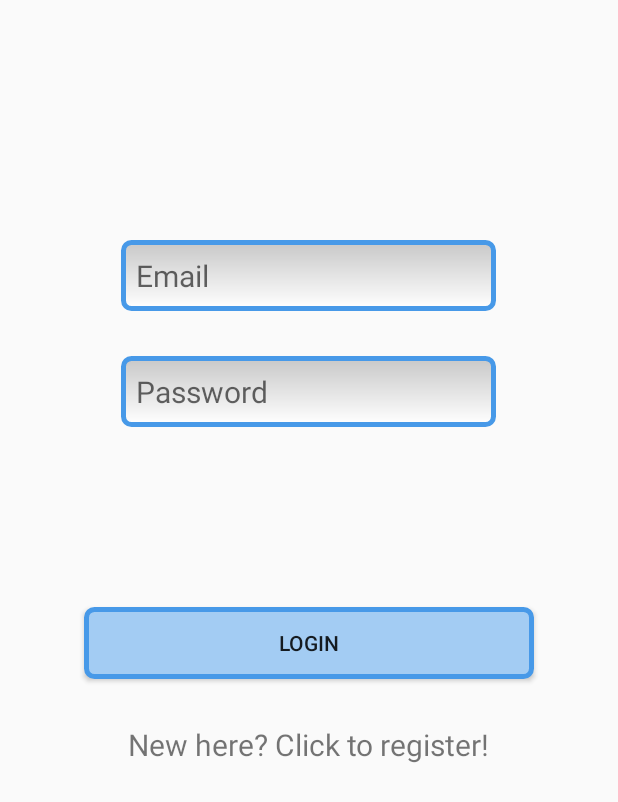
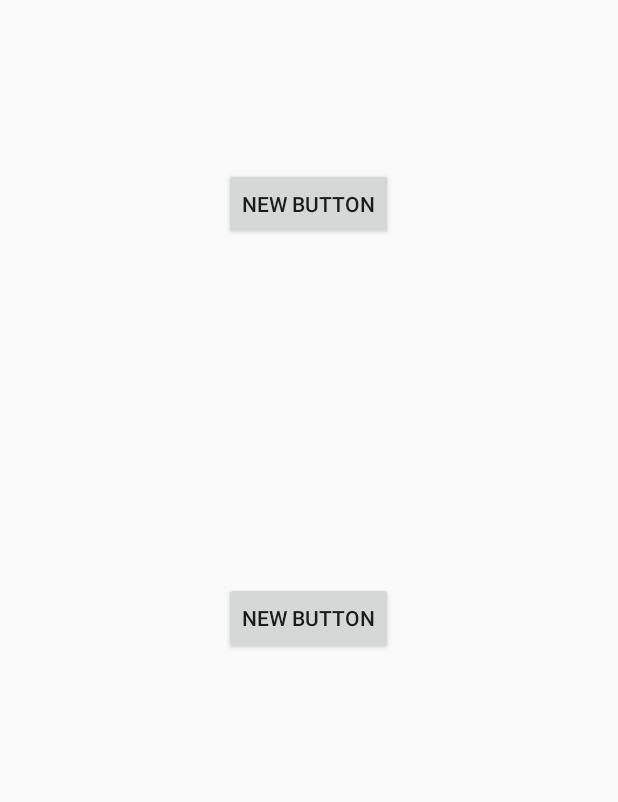
Before and after one commit to patrykmieczkowski/PartyRadar, an Android app: the screen it shows after launch (LoginActivity before the commit, MainActivity after it), after a tap on "LOGIN", on a phone screen of 412 x 824 dp. Shown: the top 802 px of the screen. Run offline under Robolectric (Android 15) with nearby library versions, the phone set to English and light mode, and no system bars; libraries missing offline, so code that uses them is left out: retrofit.client, retrofit.converter; 3 statements that could not run were skipped.

Commit message:
added MainActivity, more rest connections

```diff
--- a/app/build.gradle
+++ b/app/build.gradle
@@ -23,7 +23,8 @@ dependencies {
     compile fileTree(dir: 'libs', include: ['*.jar'])
     compile 'com.android.support:appcompat-v7:22.2.1'
     compile 'com.android.support:design:22.2.1'
-    compile 'com.squareup.retrofit:retrofit:2.0.0-beta2'
-    compile 'com.squareup.retrofit:converter-gson:2.0.0-beta2'
+//    compile 'com.squareup.retrofit:retrofit:2.0.0-beta2'
+//    compile 'com.squareup.retrofit:converter-gson:2.0.0-beta2'
+    compile 'com.squareup.retrofit:retrofit:1.9.0'
     compile 'io.reactivex:rxjava:1.0.10'
 }
--- a/app/src/main/java/com/mieczkowskidev/partyradar/Constants.java
+++ b/app/src/main/java/com/mieczkowskidev/partyradar/Constants.java
@@ -5,5 +5,8 @@ package com.mieczkowskidev.partyradar;
  */
 public class Constants {
 
-    public static final String BASE_URL = "";
+    public static final String BASE_URL = "http://ec2-52-28-35-135.eu-central-1.compute.amazonaws.com";
+
+    public static final int FRAGMENT_MAP = 0;
+    public static final int FRAGMENT_CREATE = 1;
 }
--- /dev/null
+++ b/app/src/main/java/com/mieczkowskidev/partyradar/Fragments/MapFragment.java
@@ -0,0 +1,22 @@
+package com.mieczkowskidev.partyradar.Fragments;
+
+import android.app.Fragment;
+import android.os.Bundle;
+import android.view.LayoutInflater;
+import android.view.View;
+import android.view.ViewGroup;
+
+import com.mieczkowskidev.partyradar.R;
+
+/**
+ * Created by Patryk Mieczkowski on 2015-11-08.
+ */
+public class MapFragment extends Fragment {
+
+    @Override
+    public View onCreateView(LayoutInflater inflater, ViewGroup container, Bundle savedInstanceState) {
+        View view = inflater.inflate(R.layout.fragment_map, container, false);
+
+        return view;
+    }
+}
--- a/app/src/main/java/com/mieczkowskidev/partyradar/LoginActivity.java
+++ b/app/src/main/java/com/mieczkowskidev/partyradar/LoginActivity.java
@@ -1,5 +1,6 @@
 package com.mieczkowskidev.partyradar;
 
+import android.content.Intent;
 import android.os.Bundle;
 import android.support.v7.app.AppCompatActivity;
 import android.text.TextUtils;
@@ -16,9 +17,9 @@ import com.google.gson.Gson;
 import com.google.gson.GsonBuilder;
 import com.mieczkowskidev.partyradar.Objects.User;
 
-import retrofit.GsonConverterFactory;
-import retrofit.Retrofit;
-import rx.Subscriber;
+import retrofit.Callback;
+import retrofit.RetrofitError;
+import retrofit.client.Response;
 
 /**
  * A login screen that offers login via email/password.
@@ -59,6 +60,8 @@ public class LoginActivity extends AppCompatActivity {
             changeVisibility(rePasswordEditText, GONE);
             changeVisibility(radarShortImage, GONE);
             changeVisibility(registerButton, VISIBLE);
+            clearEditText();
+            emailEditText.requestFocus();
         } else {
             super.onBackPressed();
         }
@@ -98,6 +101,8 @@ public class LoginActivity extends AppCompatActivity {
                 changeVisibility(rePasswordEditText, VISIBLE);
                 changeVisibility(radarShortImage, VISIBLE);
                 changeVisibility(registerButton, GONE);
+                clearEditText();
+                loginEditText.requestFocus();
             }
         });
     }
@@ -118,8 +123,22 @@ public class LoginActivity extends AppCompatActivity {
         }
     }
 
+    private void clearEditText() {
+        loginEditText.setText("");
+        loginEditText.setError(null);
+        emailEditText.setText("");
+        emailEditText.setError(null);
+        passwordEditText.setText("");
+        passwordEditText.setError(null);
+        rePasswordEditText.setText("");
+        rePasswordEditText.setError(null);
+
+    }
+
     private void loginFlow() {
         Toast.makeText(this, "Hello login here", Toast.LENGTH_SHORT).show();
+        logoutUser();
+        startMainActivity();
     }
 
     private void registerFlow() {
@@ -184,7 +203,7 @@ public class LoginActivity extends AppCompatActivity {
         }
     }
 
-    private void createUser(){
+    private void createUser() {
         Log.d(TAG, "createUser()");
 
         String username = loginEditText.getText().toString();
@@ -196,35 +215,86 @@ public class LoginActivity extends AppCompatActivity {
         registerUserOnServer(user);
     }
 
-    private void registerUserOnServer(User user){
+    private void registerUserOnServer(User user) {
         Log.d(TAG, "registerUserOnServer()");
 
-        Gson gson = new GsonBuilder().create();
+        RestClient restClient = new RestClient();
 
-        Retrofit retrofit = new Retrofit.Builder()
-                .baseUrl(Constants.BASE_URL)
-                .addConverterFactory(GsonConverterFactory.create(gson))
-                .build();
+        ServerInterface serverInterface = restClient.getRestAdapter().create(ServerInterface.class);
 
-        ServerInterface serverInterface = retrofit.create(ServerInterface.class);
-
-        serverInterface.registerUser(user)
-                .subscribe(new Subscriber<User>() {
+        serverInterface.registerUserRetro(user, new Callback<User>() {
             @Override
-                    public void onCompleted() {
-                        Log.d(TAG, "onCompleted registerUserOnServer");
+            public void success(User user, Response response) {
+                Log.d(TAG, "success() called with: " + "user = [" + user + "], response = [" + response + "]");
             }
 
             @Override
-                    public void onError(Throwable e) {
-                        Log.e(TAG, "onError registerUserOnServer");
+            public void failure(RetrofitError error) {
+                Log.e(TAG, "failure() called with: " + "error = [" + error.getUrl() + "]");
+
+            }
+        });
+
+//        Retrofit retrofit = new Retrofit.Builder()
+//                .baseUrl(Constants.BASE_URL)
+//                .addConverterFactory(GsonConverterFactory.create(gson))
+//                .build();
+//
+//        ServerInterface serverInterface = retrofit.create(ServerInterface.class);
+//
+//        Call<Response> call = serverInterface.logoutUser();
+//        call.enqueue(new Callback<Response>() {
+//            @Override
+//            public void onResponse(Response<Response> response, Retrofit retrofit) {
+//                Log.d(TAG, "onResponse registerUserOnServer: " + response.message() + ", " + response.code());
+//                Log.d(TAG, "onResponse registerUserOnServer: " + retrofit.baseUrl().url().toString());
+//            }
+//
+//            @Override
+//            public void onFailure(Throwable t) {
+//                Log.e(TAG, "onFailure registerUserOnServer " + t.getMessage() + ", " + t.getCause());
+//
+//            }
+//        });
+//        Call<User> call = serverInterface.registerUserRetro(user);
+//        call.enqueue(new Callback<User>() {
+//            @Override
+//            public void onResponse(Response<User> response, Retrofit retrofit) {
+//                Log.d(TAG, "onResponse registerUserOnServer: " + response.message() + ", " + response.code());
+//                Log.d(TAG, "onResponse registerUserOnServer: " + retrofit.baseUrl().url().toString());
+//
+//            }
+//
+//            @Override
+//            public void onFailure(Throwable t) {
+//                Log.e(TAG, "onFailure registerUserOnServer " + t.getMessage() + ", " + t.getCause());
+//
+//            }
+//        });
 
     }
 
+    private void startMainActivity(){
+        Intent intent = new Intent(this, MainActivity.class);
+        startActivity(intent);
+    }
+
+    private void logoutUser() {
+        Log.d(TAG, "logoutUser() called with: " + "");
+
+        RestClient restClient = new RestClient();
+
+        ServerInterface serverInterface = restClient.getRestAdapter().create(ServerInterface.class);
+
+        serverInterface.logoutUser(new Callback<Response>() {
             @Override
-                    public void onNext(User user) {
-                        Log.d(TAG, "onNext registerUserOnServer");
+            public void success(Response response, Response response2) {
+                Log.d(TAG, "success() called with: " + "response = [" + response + "], response2 = [" + response2 + "]");
+            }
 
+            @Override
+            public void failure(RetrofitError error) {
+                Log.e(TAG, "failure() called with: " + error.getMessage() + ", " + error.getResponse() + ", error = [" + error.getUrl() + "]");
             }
         });
     }
--- /dev/null
+++ b/app/src/main/java/com/mieczkowskidev/partyradar/MainActivity.java
@@ -0,0 +1,30 @@
+package com.mieczkowskidev.partyradar;
+
+import android.app.FragmentTransaction;
+import android.support.v7.app.AppCompatActivity;
+import android.os.Bundle;
+
+import com.mieczkowskidev.partyradar.Fragments.MapFragment;
+
+public class MainActivity extends AppCompatActivity {
+
+    @Override
+    protected void onCreate(Bundle savedInstanceState) {
+        super.onCreate(savedInstanceState);
+        setContentView(R.layout.activity_main);
+
+        setVisibleFragment(Constants.FRAGMENT_MAP);
+    }
+
+    private void setVisibleFragment(int selectedFragment) {
+
+        MapFragment newFragment = new MapFragment();
+        FragmentTransaction transaction = getFragmentManager().beginTransaction();
+
+        transaction.replace(R.id.frame_layout, newFragment);
+        transaction.addToBackStack(null);
+
+// Commit the transaction
+        transaction.commit();
+    }
+}
--- /dev/null
+++ b/app/src/main/java/com/mieczkowskidev/partyradar/RestClient.java
@@ -0,0 +1,30 @@
+package com.mieczkowskidev.partyradar;
+
+import com.google.gson.Gson;
+import com.google.gson.GsonBuilder;
+
+import retrofit.RestAdapter;
+import retrofit.converter.GsonConverter;
+
+/**
+ * Created by Patryk Mieczkowski on 2015-11-08
+ */
+public class RestClient {
+
+    private RestAdapter restAdapter;
+
+    public RestClient(){
+        Gson gson = new GsonBuilder().create();
+
+        restAdapter = new RestAdapter.Builder()
+                .setLogLevel(RestAdapter.LogLevel.FULL)
+                .setEndpoint(Constants.BASE_URL)
+                .setConverter(new GsonConverter(gson))
+                .build();
+    }
+
+    public RestAdapter getRestAdapter(){
+
+        return restAdapter;
+    }
+}
--- a/app/src/main/java/com/mieczkowskidev/partyradar/ServerInterface.java
+++ b/app/src/main/java/com/mieczkowskidev/partyradar/ServerInterface.java
@@ -2,7 +2,11 @@ package com.mieczkowskidev.partyradar;
 
 import com.mieczkowskidev.partyradar.Objects.User;
 
+import retrofit.Callback;
+import retrofit.client.Response;
 import retrofit.http.Body;
+import retrofit.http.GET;
+import retrofit.http.Headers;
 import retrofit.http.POST;
 import rx.Observable;
 
@@ -11,6 +15,13 @@ import rx.Observable;
  */
 public interface ServerInterface {
 
-    @POST("/register/")
-    Observable<User> registerUser(@Body User user);
+//    @POST("register/")
+//    Observable<User> registerUser(@Body User user);
+
+    @POST("/register")
+    void registerUserRetro(@Body User user, Callback<User> callback);
+
+    @Headers("Authorization: Token 123")
+    @GET("/logout")
+    void logoutUser(Callback<Response> callback);
 }
--- /dev/null
+++ b/app/src/main/res/layout/activity_main.xml
@@ -0,0 +1,13 @@
+<?xml version="1.0" encoding="utf-8"?>
+<RelativeLayout xmlns:android="http://schemas.android.com/apk/res/android"
+    xmlns:tools="http://schemas.android.com/tools"
+    android:layout_width="match_parent"
+    android:layout_height="match_parent"
+    tools:context="com.mieczkowskidev.partyradar.MainActivity">
+
+    <FrameLayout
+        android:id="@+id/frame_layout"
+        android:layout_width="match_parent"
+        android:layout_height="match_parent" />
+
+</RelativeLayout>
--- /dev/null
+++ b/app/src/main/res/layout/fragment_map.xml
@@ -0,0 +1,23 @@
+<?xml version="1.0" encoding="utf-8"?>
+<RelativeLayout xmlns:android="http://schemas.android.com/apk/res/android"
+    xmlns:tools="http://schemas.android.com/tools"
+    android:layout_width="match_parent"
+    android:layout_height="match_parent">
+
+    <Button
+        android:layout_width="wrap_content"
+        android:layout_height="wrap_content"
+        android:text="New Button"
+        android:id="@+id/button"
+        android:layout_alignParentTop="true"
+        android:layout_centerHorizontal="true"
+        android:layout_marginTop="112dp" />
+
+    <Button
+        android:layout_width="wrap_content"
+        android:layout_height="wrap_content"
+        android:text="New Button"
+        android:id="@+id/button2"
+        android:layout_centerVertical="true"
+        android:layout_centerHorizontal="true" />
+</RelativeLayout>
--- /dev/null
+++ b/app/src/main/res/values-w820dp/dimens.xml
@@ -0,0 +1,6 @@
+<resources>
+    <!-- Example customization of dimensions originally defined in res/values/dimens.xml
+         (such as screen margins) for screens with more than 820dp of available width. This
+         would include 7" and 10" devices in landscape (~960dp and ~1280dp respectively). -->
+    <dimen name="activity_horizontal_margin">64dp</dimen>
+</resources>
```
Also changed, not shown: app/src/main/AndroidManifest.xml (+5 -2 lines), 1 other file. Lines whose indentation alone changed are shown as unchanged.
